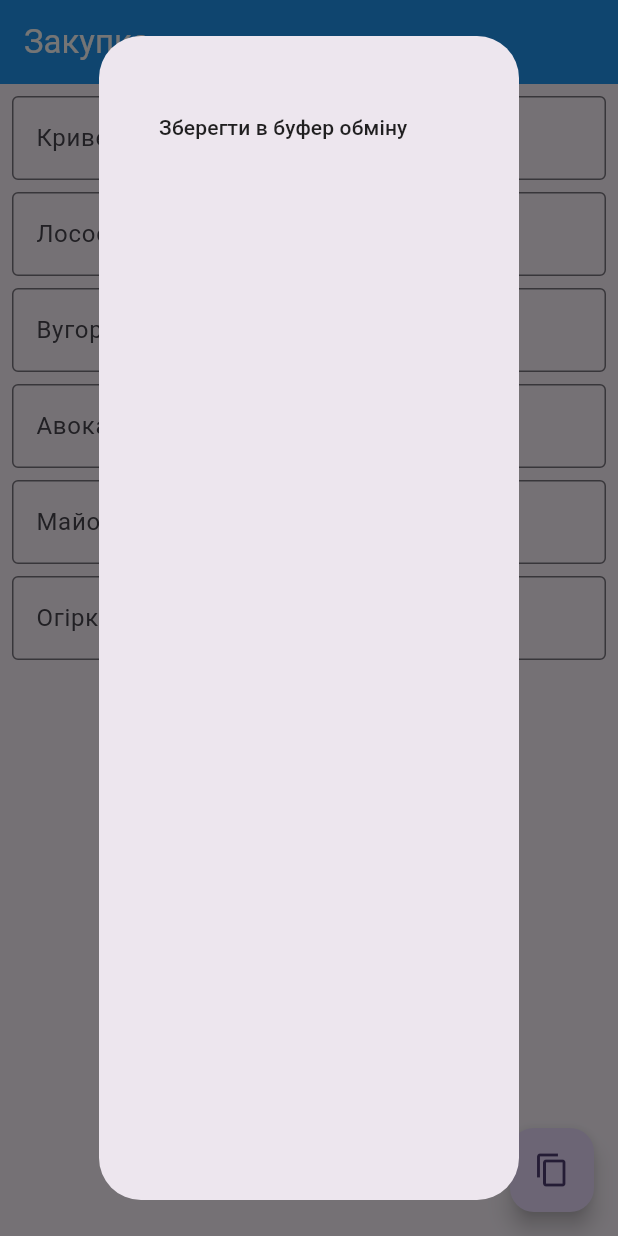
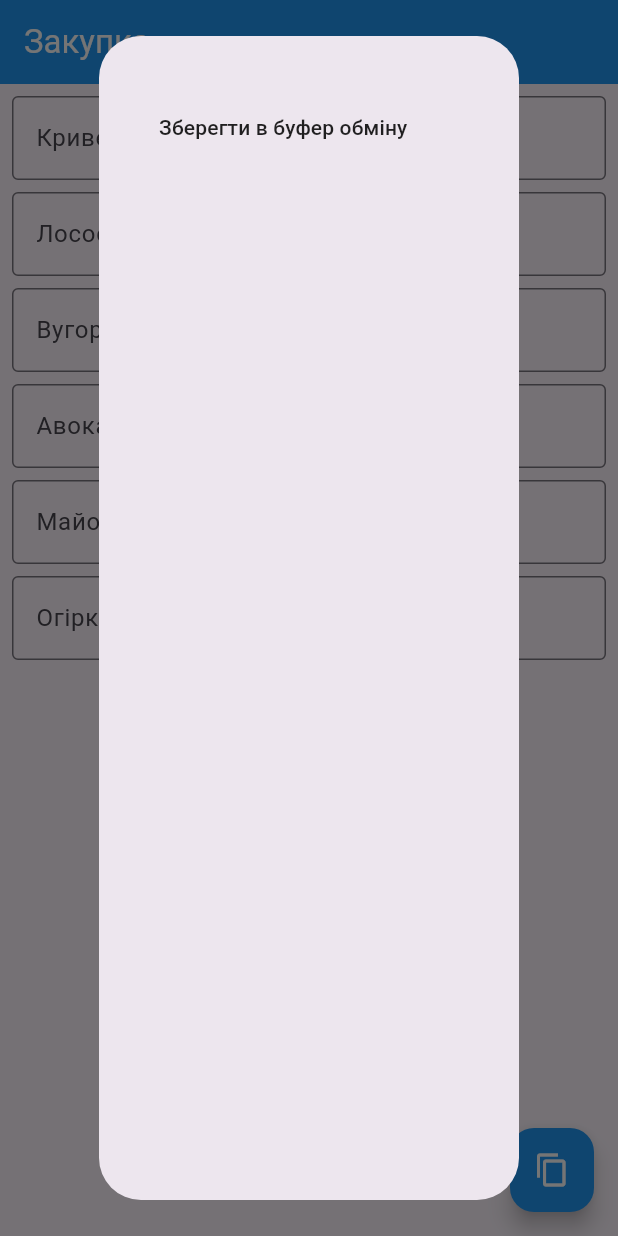
Before and after one commit to mr-diko/order-list, a Flutter app: the screen it shows after launch, after a tap on the "content copy" icon, on a phone screen of 412 x 824 dp. Run offline on Flutter 3.47's test engine with Material 3 defaults, Android fonts, the phone set to English and light mode, and no system bars.

Commit message:
Refactor: Extract Dialog Invocation to Separate Method

```diff
--- a/lib/pages/home_page.dart
+++ b/lib/pages/home_page.dart
@@ -20,19 +20,7 @@ class _HomePageState extends State<HomePage> {
   ];
   final List<TextEditingController> _controllers = [];
 
-  @override
-  void dispose() {
-    for (var element in _controllers) {
-      element.dispose();
-      super.dispose();
-    }
-  }
-
-  @override
-  Widget build(BuildContext context) {
-    return Scaffold(
-        floatingActionButton: FloatingActionButton(
-          onPressed: () {
+  showFilledFilds() {
     String message = "";
     for (var i = 0; i < productsList.length; i++) {
       if (_controllers[i].text.isNotEmpty) {
@@ -60,8 +48,26 @@ class _HomePageState extends State<HomePage> {
             ),
           );
         });
-          },
-          child: const Icon(Icons.copy),
+  }
+
+  @override
+  void dispose() {
+    for (var element in _controllers) {
+      element.dispose();
+      super.dispose();
+    }
+  }
+
+  @override
+  Widget build(BuildContext context) {
+    return Scaffold(
+        floatingActionButton: FloatingActionButton(
+          backgroundColor: Colors.blue,
+          onPressed: showFilledFilds,
+          child: const Icon(
+            Icons.copy,
+            color: Colors.white,
+          ),
         ),
         appBar: AppBar(
           backgroundColor: Colors.blue,
```
Lines whose indentation alone changed are shown as unchanged.
